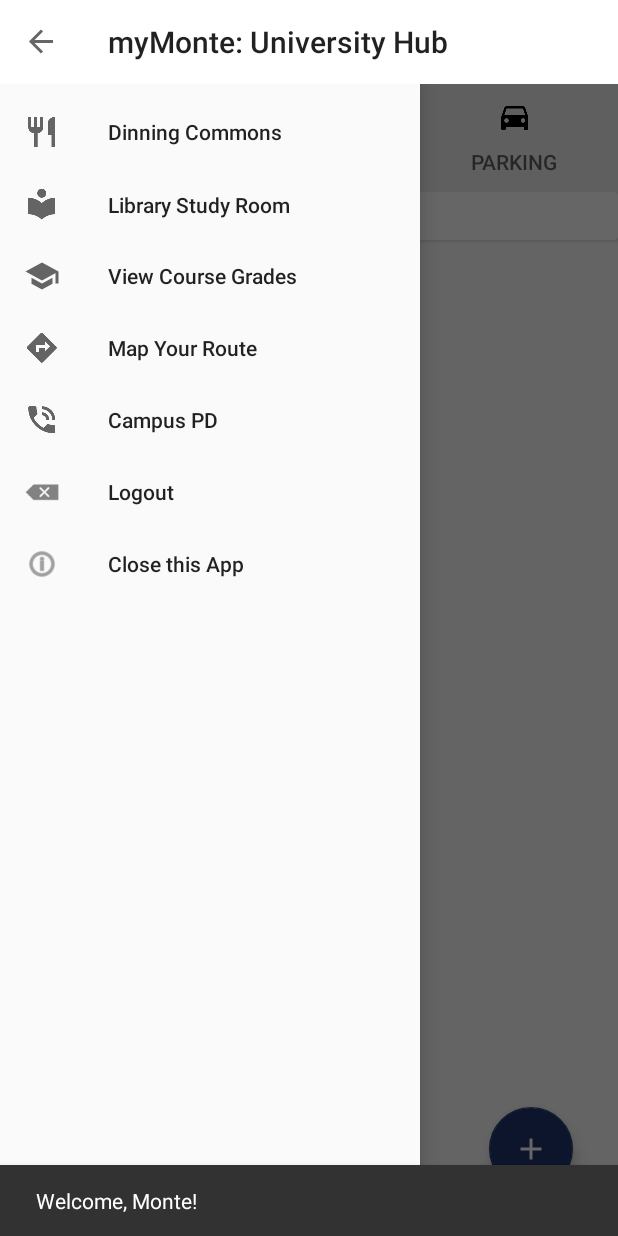
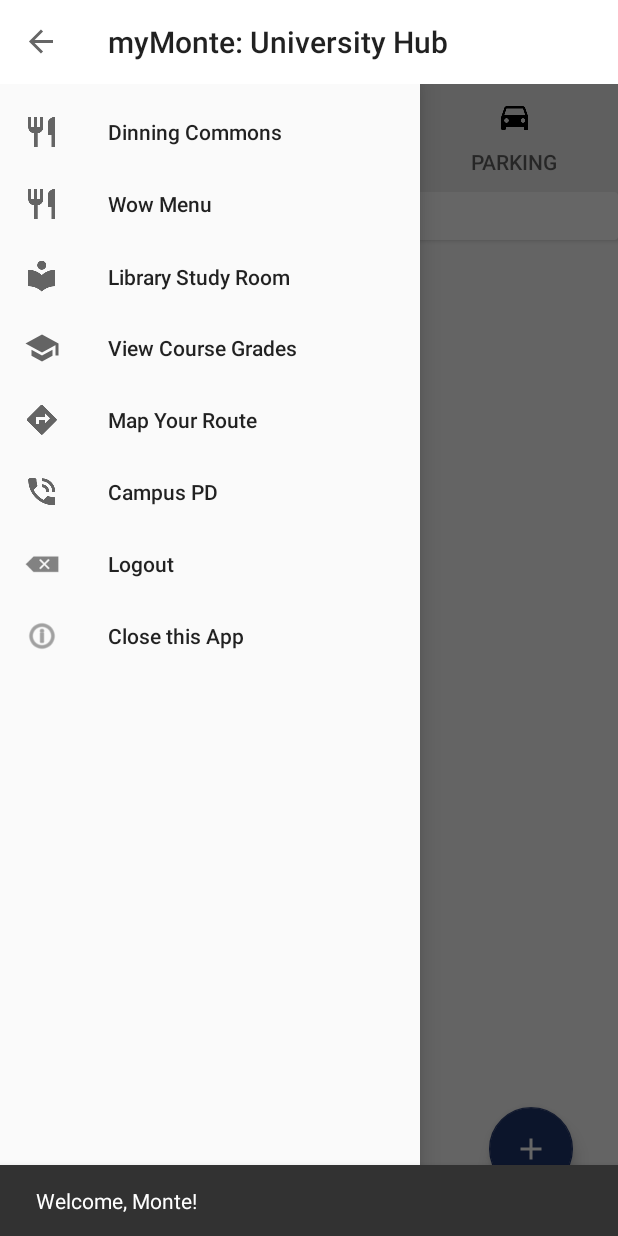
Before and after one commit to CSUMB-SP17-CST499/myMonte, an Android app: the MainActivity screen opened directly, with no data from a screen before it, with the side drawer open, on a phone screen of 412 x 824 dp. Run offline under Robolectric (Android 15) with nearby library versions, the phone set to English and light mode, and no system bars; libraries missing offline, so code that uses them is left out: com.prolificinteractive.materialcalendarview; plain views replace MaterialCalendarView; 11 statements that could not run were skipped.

Commit message:
Added WOW Cafe Menu. Opens via intent - google drive or web browser depending on what application the user has installed.

```diff
--- a/app/src/main/java/alexandertech/mymonteuniversityhub/Activities/MainActivity.java
+++ b/app/src/main/java/alexandertech/mymonteuniversityhub/Activities/MainActivity.java
@@ -270,6 +270,11 @@ public class MainActivity extends AppCompatActivity
             finish();
 
         }
+        else if (id == R.id.wowMenu){
+            Uri uri = Uri.parse("https://drive.google.com/viewerng/viewer?embedded=true&url=www.wowcafe.com/menus/monterey_bay_9.7.16.pdf");
+            Intent intent = new Intent(Intent.ACTION_VIEW, uri);
+            startActivity(intent);
+        }
         else if (id == R.id.close) {
             finish();
         }
--- a/app/src/main/res/menu/drawer_menu.xml
+++ b/app/src/main/res/menu/drawer_menu.xml
@@ -4,6 +4,10 @@
         android:id="@+id/DinningCommonsItem"
         android:icon="@mipmap/ic_restaurant_black_24dp"
         android:title="@string/dinning_commons" />
+    <item
+        android:id="@+id/wowMenu"
+        android:icon="@mipmap/ic_restaurant_black_24dp"
+        android:title="Wow Menu" />
 
     <item
         android:id="@+id/LibraryStudyRooms"
```
